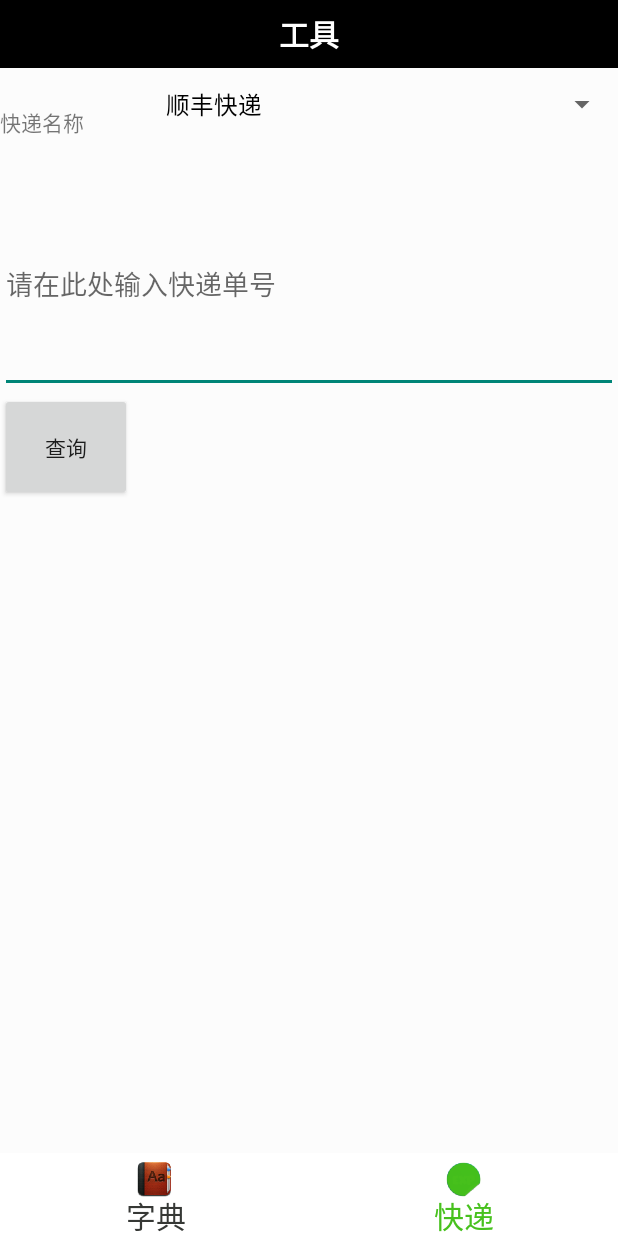
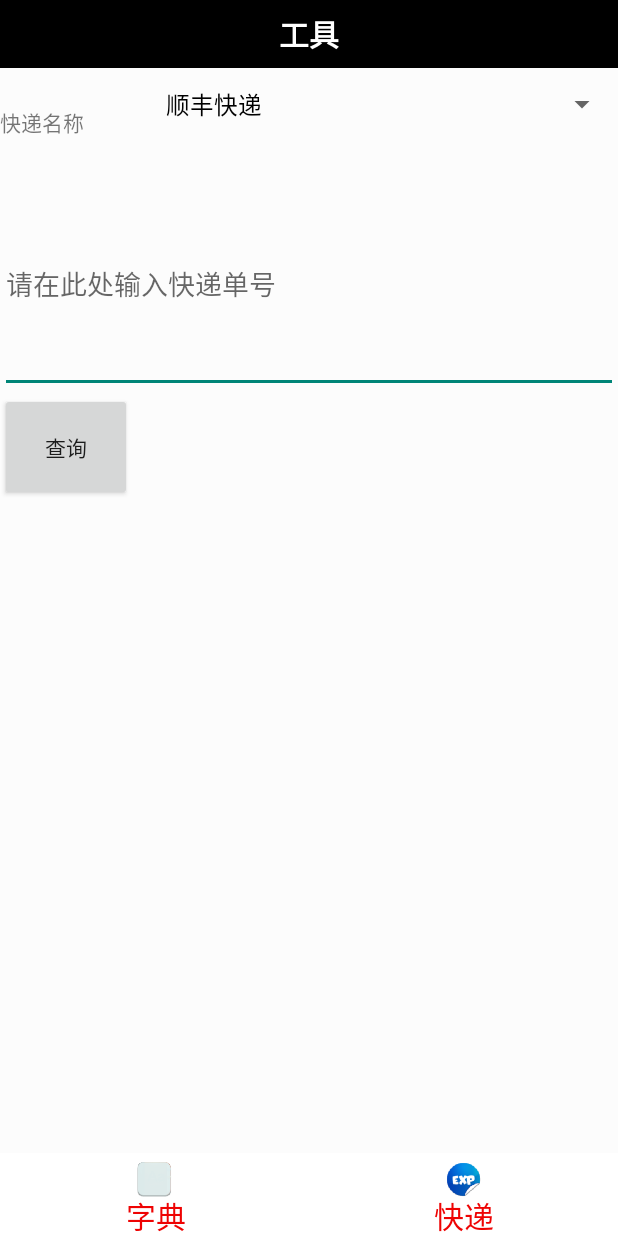
Before and after one commit to alenX/DiaryTools, an Android app: the screen it shows after launch (MainFragment), after a tap on an icon or button, on a phone screen of 412 x 824 dp. Run offline under Robolectric (Android 15) with nearby library versions, the phone set to English and light mode, and no system bars.

```diff
--- a/app/src/main/java/alenx/org/diarytools/ChangeColorView.java
+++ b/app/src/main/java/alenx/org/diarytools/ChangeColorView.java
@@ -22,7 +22,7 @@ public class ChangeColorView extends View {
     private Canvas mCanvas;
     private Paint mPaint;
 
-    private int mColor = 0xFF45C01A;//源颜色
+    private int mColor=0xE0EEEE;//源颜色
     private float mAlpha = 0f;
     private Bitmap mIconBitmap;
     private Rect mIconRect;
@@ -54,7 +54,7 @@ public class ChangeColorView extends View {
                     mIconBitmap = drawable.getBitmap();
                     break;
                 case R.styleable.ChangeColorView_color_a:
-                    mColor = a.getColor(attr, 0x45C01A);
+//                    mColor = a.getColor(attr, 0xFF83FA);
                     break;
                 case R.styleable.ChangeColorView_text_a:
                     mText = a.getString(attr);
@@ -69,7 +69,8 @@ public class ChangeColorView extends View {
 
         mTextPaint = new Paint();
         mTextPaint.setTextSize(mTextSize);
-        mTextPaint.setColor(0xff555555);//目的颜色
+//        mTextPaint.setColor(0xff555555);//目的颜色
+        mTextPaint.setColor(0x90EE90);
         mTextPaint.getTextBounds(mText, 0, mText.length(), mTextBound);
 
     }
@@ -103,7 +104,7 @@ public class ChangeColorView extends View {
 
     private void drawTargetText(Canvas canvas, int alpha) {
 
-        mTextPaint.setColor(mColor);
+//        mTextPaint.setColor(mColor);
         mTextPaint.setAlpha(alpha);
         canvas.drawText(mText, mIconRect.left + mIconRect.width() / 2 - mTextBound.width() / 2,
                 mIconRect.bottom + mTextBound.height(), mTextPaint);
@@ -112,7 +113,7 @@ public class ChangeColorView extends View {
     private void drawSourceText(Canvas canvas, int alpha) {
 
         mTextPaint.setTextSize(mTextSize);
-        mTextPaint.setColor(0xff333333);
+        mTextPaint.setColor(0xEE0000);
         mTextPaint.setAlpha(255 - alpha);
         canvas.drawText(mText, mIconRect.left + mIconRect.width() / 2 - mTextBound.width() / 2,
                 mIconRect.bottom + mTextBound.height(), mTextPaint);
@@ -126,7 +127,7 @@ public class ChangeColorView extends View {
         mPaint.setColor(mColor);
         mPaint.setAntiAlias(true);
         mPaint.setDither(true);
-        mPaint.setAlpha(alpha);
+        mPaint.setAlpha(255-alpha);
 
         mCanvas.drawRect(mIconRect, mPaint);
         mPaint.setXfermode(new PorterDuffXfermode(PorterDuff.Mode.DST_IN));
--- a/app/src/main/java/alenx/org/diarytools/MainFragment.java
+++ b/app/src/main/java/alenx/org/diarytools/MainFragment.java
@@ -24,8 +24,8 @@ public class MainFragment extends FragmentActivity implements View.OnClickListen
     private List<Fragment> mList;
     private List<ChangeColorView> mTabIndicator;
 
-    private LinearLayout mTabExpress;
-    private LinearLayout mTabTranslate;
+    /*private LinearLayout mTabExpress;
+    private LinearLayout mTabTranslate;*/
 
 
 
@@ -66,7 +66,6 @@ public class MainFragment extends FragmentActivity implements View.OnClickListen
         express.setOnClickListener(this);
         mTabIndicator.add(dictionary);
         mTabIndicator.add(express);
-//        dictionary.setIconAlpha(1.0f);
 
 
         mPageAdapter = new FragmentPagerAdapter(getSupportFragmentManager()) {
@@ -88,8 +87,8 @@ public class MainFragment extends FragmentActivity implements View.OnClickListen
             public void onPageScrolled(int position, float positionOffset, int positionOffsetPixels) {
 
                 if (positionOffset > 0) {
-                    ChangeColorView left = (ChangeColorView) mTabIndicator.get(position);
-                    ChangeColorView right = (ChangeColorView) mTabIndicator.get(position + 1);
+                    ChangeColorView left =  mTabIndicator.get(position);
+                    ChangeColorView right =  mTabIndicator.get(position + 1);
 
                     left.setIconAlpha(1 - positionOffset);
                     right.setIconAlpha(positionOffset);
```
